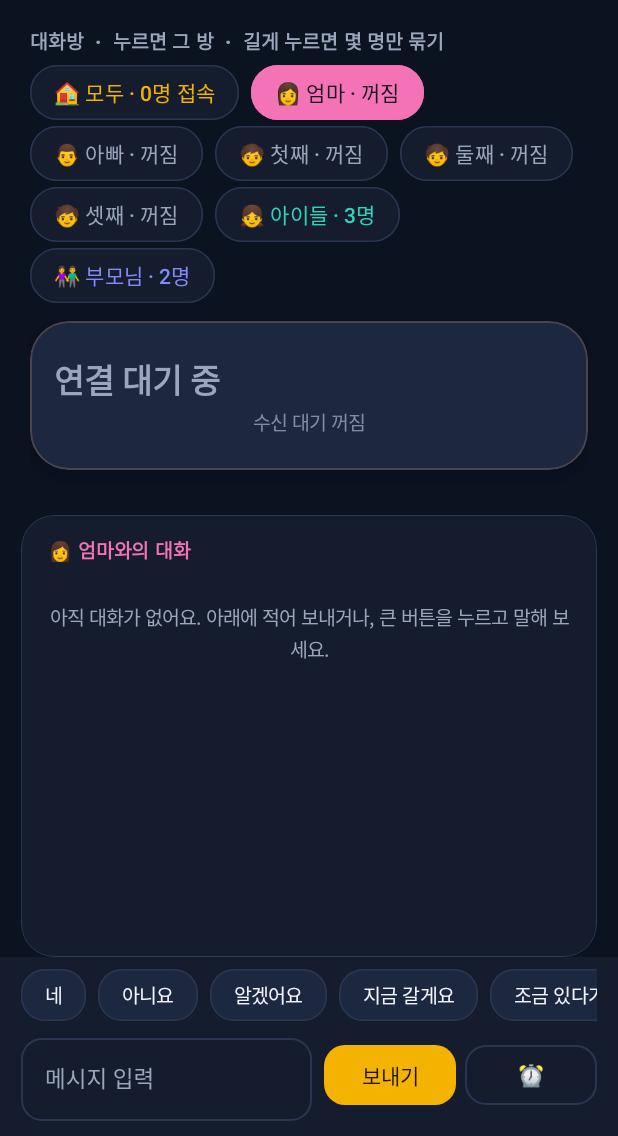
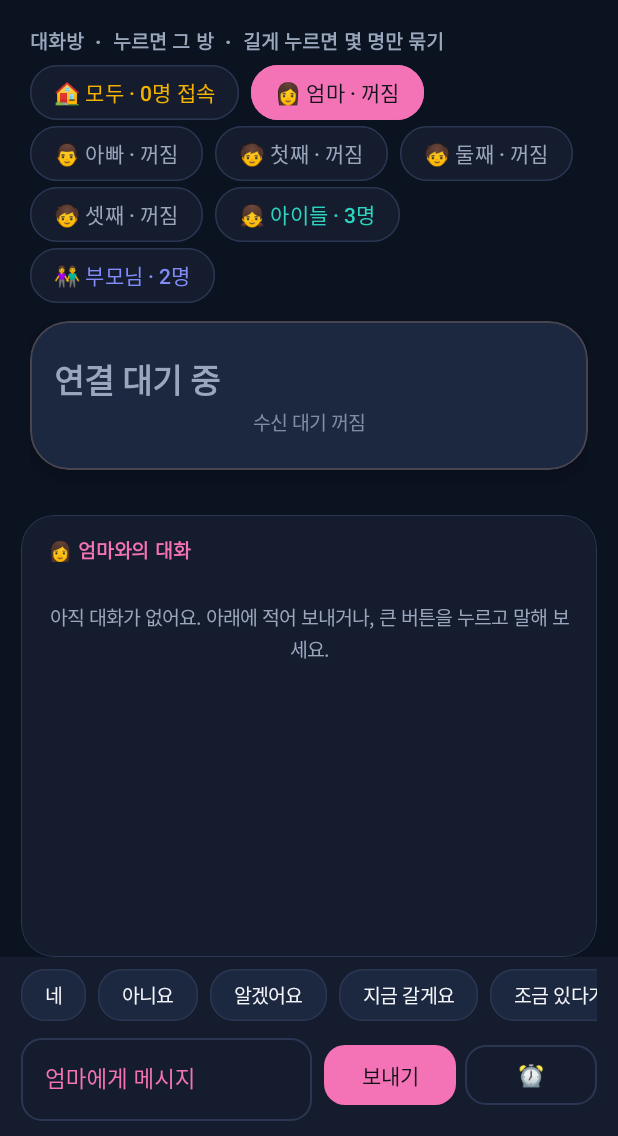
Before and after one commit to kmtiamo2-ctrl/woorizip-radio, an Android app: the screen it shows after launch (MainActivity), after a tap on an icon or button, on a phone screen of 412 x 824 dp, the part 100-1236 px from its top. Run offline under Robolectric (Android 15) with nearby library versions, the phone set to English and light mode, and no system bars.

Commit message:
입력칸 테두리·보내기 버튼·안내 글을 고른 방 색으로 (PC·폰) — 입력줄만 봐도 누구에게 보내는지 보이게
Co-Authored-By: Claude Fable 5.1 <noreply@anthropic.com>
Claude-Session: https://claude.ai/code/session_016Yh2ixTdYjMKsvik8zSgBC

```diff
--- a/android/app/src/main/java/com/woorizip/radio/MainActivity.kt
+++ b/android/app/src/main/java/com/woorizip/radio/MainActivity.kt
@@ -97,6 +97,8 @@ class MainActivity : AppCompatActivity() {
     private lateinit var noticeText: TextView
     private lateinit var quickRow: LinearLayout
     private lateinit var input: TextInputEditText
+    private lateinit var inputTil: TextInputLayout
+    private lateinit var sendBtn: MaterialButton
     private lateinit var inputRow: LinearLayout
     private lateinit var msgCard: MaterialCardView
     private lateinit var msgHead: TextView
@@ -319,12 +321,13 @@ class MainActivity : AppCompatActivity() {
         bottom.addView(scroll)
         inputRow = LinearLayout(this).apply { gravity = Gravity.CENTER_VERTICAL }
         val (til, et) = inputField("메시지 입력")
-        input = et
+        input = et; inputTil = til
         inputRow.addView(til, LinearLayout.LayoutParams(0, ViewGroup.LayoutParams.WRAP_CONTENT, 1f))
         input.setOnFocusChangeListener { _, has -> if (has) scrollRoot.postDelayed({ scrollRoot.fullScroll(View.FOCUS_DOWN) }, 300) }
         input.imeOptions = EditorInfo.IME_ACTION_SEND   // 키패드의 '완료' 대신 '전송' — 치고 바로 보내고, 키패드는 그대로 열려 있음
         input.setOnEditorActionListener { _, action, _ -> if (action == EditorInfo.IME_ACTION_SEND) { sendTyped(); true } else false }
-        inputRow.addView(pill("보내기", true) { sendTyped() }, lp(w = ViewGroup.LayoutParams.WRAP_CONTENT, start = 8))
+        sendBtn = pill("보내기", true) { sendTyped() }
+        inputRow.addView(sendBtn, lp(w = ViewGroup.LayoutParams.WRAP_CONTENT, start = 8))
         inputRow.addView(pill("⏰", false) { openScheduleDialog() }, lp(w = ViewGroup.LayoutParams.WRAP_CONTENT, start = 6))
         bottom.addView(inputRow, lp(top = 6))
         outer.addView(bottom)
@@ -711,10 +714,20 @@ class MainActivity : AppCompatActivity() {
         }
         msgHead.text = "${room.icon} ${if (room.key == "all") "모두의 대화" else room.label + "와의 대화"}"
         msgHead.setTextColor(room.color)
+        if (inputRoomKey != room.key) {   // 입력칸 테두리·보내기 버튼·안내 글을 고른 방 색으로 — 키패드 위 입력줄만 봐도 누구에게 보내는지 보이게
+            inputRoomKey = room.key
+            inputTil.boxStrokeColor = room.color
+            inputTil.hintTextColor = ColorStateList.valueOf(room.color)
+            inputTil.defaultHintTextColor = ColorStateList.valueOf(room.color)
+            inputTil.hint = "${if (room.key == "all") "모두" else room.label}에게 메시지"
+            sendBtn.backgroundTintList = ColorStateList.valueOf(room.color)
+            sendBtn.setTextColor(onRoom)
+        }
         noticeText.text = Radio.notice
         if (::standbySwitch.isInitialized) standbySwitch.isChecked = RadioService.running
     }
 
+    private var inputRoomKey: String? = null
     private var insetPad = intArrayOf(0, 0, 0, 0)
     private var keyboardOverlap = 0   // 창이 안 줄어드는 기기에서 키패드가 가린 높이 (아래 여백으로 보정)
     private var keyboardTaken = 0     // 키패드가 차지한 높이 (열림/닫힘 판단용)
```
Also changed, not shown: 1 other file.
